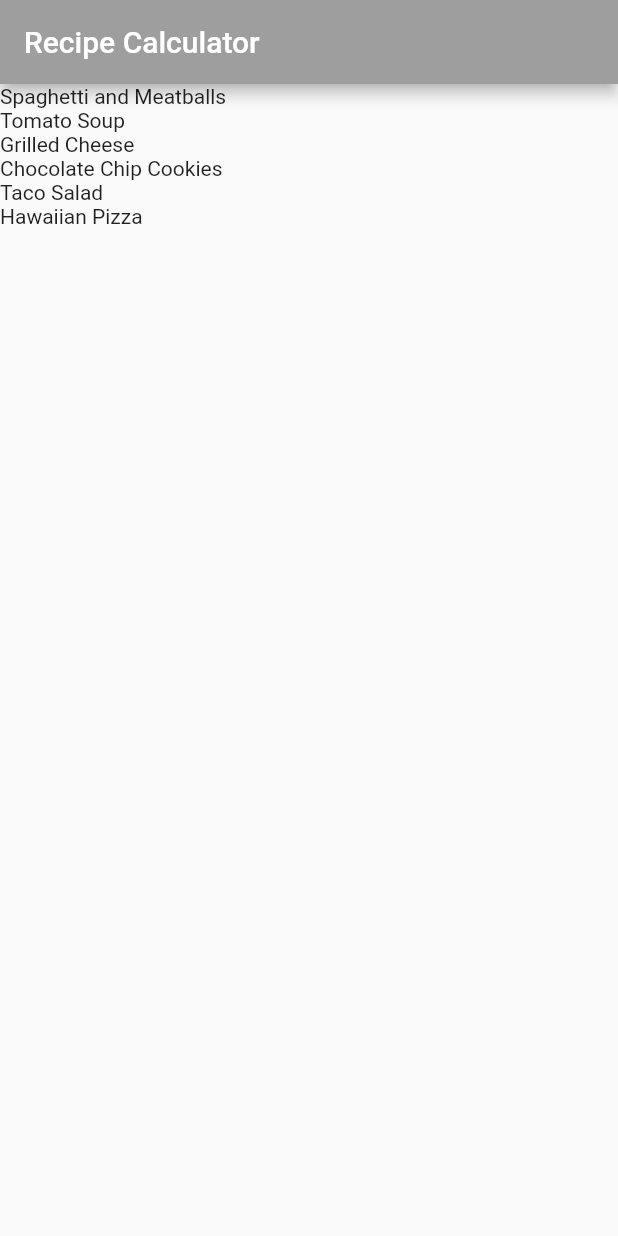
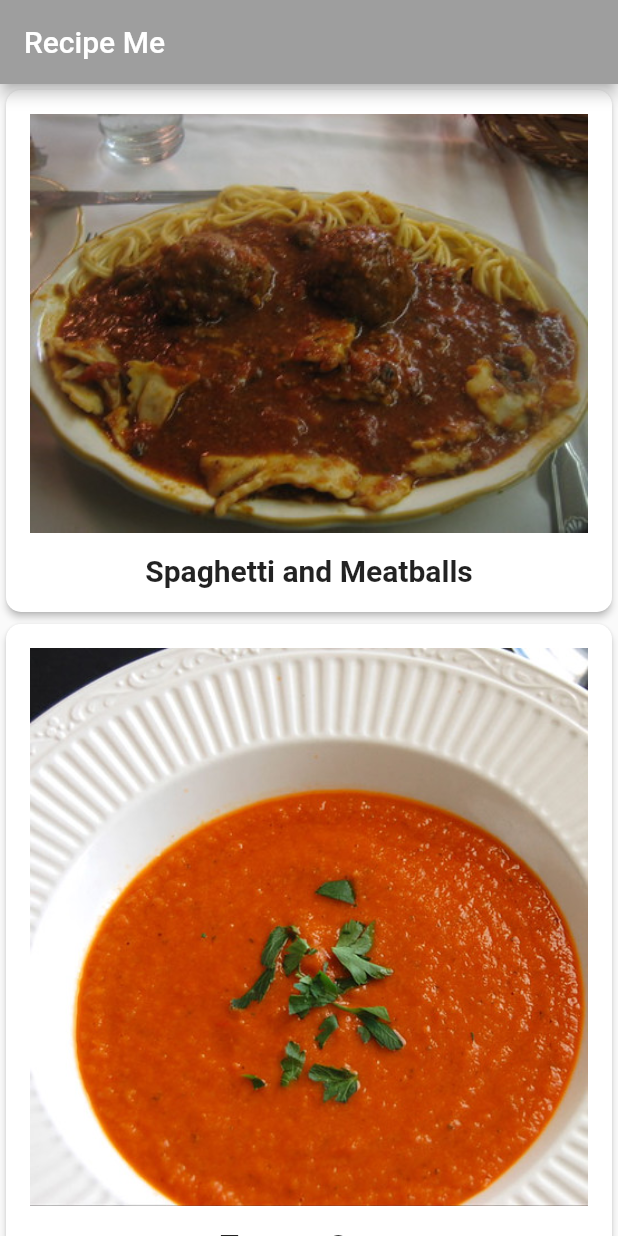
Before and after one commit to cyndinz/recipes1.0, a Flutter app: the screen it shows after launch, on a phone screen of 412 x 824 dp. Run offline on Flutter 3.47's test engine with Material 2 defaults, Android fonts, the phone set to English and light mode, and no system bars; Roboto replaces fonts that are missing (Palatino).

Commit message:
15/11/2021 Complete Recipes App

```diff
--- a/lib/main.dart
+++ b/lib/main.dart
@@ -1,5 +1,7 @@
 import 'package:flutter/material.dart';
 import 'recipe.dart';
+import 'recipe_detail.dart';
+
 
 
 void main() {
@@ -10,26 +12,6 @@ class RecipeApp extends StatelessWidget {
   const RecipeApp({Key? key}) : super(key: key);
 
   // This widget is the root of your application.
-  // @override
-  // Widget build(BuildContext context) {
-  //   return MaterialApp(
-  //     title: 'Flutter Demo',
-  //     theme: ThemeData(
-  //       // This is the theme of your application.
-  //       //
-  //       // Try running your application with "flutter run". You'll see the
-  //       // application has a blue toolbar. Then, without quitting the app, try
-  //       // changing the primarySwatch below to Colors.green and then invoke
-  //       // "hot reload" (press "r" in the console where you ran "flutter run",
-  //       // or simply save your changes to "hot reload" in a Flutter IDE).
-  //       // Notice that the counter didn't reset back to zero; the application
-  //       // is not restarted.
-  //       primarySwatch: Colors.pink,
-  //     ),
-  //     home: const MyHomePage(title: 'Flutter Demo Home Page'),
-  //   );
-  // }
-  // 1
   @override
   Widget build(BuildContext context) {
     // 2
@@ -37,7 +19,7 @@ class RecipeApp extends StatelessWidget {
     // 3
     return MaterialApp(
       // 4
-      title: 'Recipe Calculator',
+      title: 'Recipe Me',
       // 5
       theme: theme.copyWith(
         colorScheme: theme.colorScheme.copyWith(
@@ -46,7 +28,7 @@ class RecipeApp extends StatelessWidget {
         ),
       ),
       // 6
-      home: const MyHomePage(title: 'Recipe Calculator'),
+      home: const MyHomePage(title: 'Recipe Me'),
     );
   }
 }
@@ -87,7 +69,26 @@ class _MyHomePageState extends State<MyHomePage> {
           // 6
           itemBuilder: (BuildContext context, int index) {
             // 7
-            // TODO: Update to return Recipe card
+            return GestureDetector(
+              // 8
+              onTap: () {
+                // 9
+                Navigator.push(
+                  context,
+                  MaterialPageRoute(
+                    builder: (context) {
+                      // 10
+                      return RecipeDetail(recipe: Recipe.samples[index]);
+                      return Text('Detail page');
+                    },
+                  ),
+                );
+              },
+              // 11
+              child: buildRecipeCard(Recipe.samples[index]),
+            );
+
+
             return Text(Recipe.samples[index].label);
           },
         ),
@@ -95,8 +96,38 @@ class _MyHomePageState extends State<MyHomePage> {
       ),
     );
   }
-
-// TODO: Add buildRecipeCard() here
+  Widget buildRecipeCard(Recipe recipe) {
+    return Card(
+      // 1
+      elevation: 2.0,
+      // 2
+      shape: RoundedRectangleBorder(
+          borderRadius: BorderRadius.circular(10.0)),
+      // 3
+      child: Padding(
+        padding: const EdgeInsets.all(16.0),
+        // 4
+        child: Column(
+          children: <Widget>[
+            Image(image: AssetImage(recipe.imageUrl)),
+            // 5
+            const SizedBox(
+              height: 14.0,
+            ),
+            // 6
+            Text(
+              recipe.label,
+              style: const TextStyle(
+                fontSize: 20.0,
+                fontWeight: FontWeight.w700,
+                fontFamily: 'Palatino',
+              ),
+            )
+          ],
+        ),
+      ),
+    );
+  }
 }
 
 
--- a/lib/recipe.dart
+++ b/lib/recipe.dart
@@ -2,37 +2,88 @@ class Recipe {
   String label;
   String imageUrl;
   // TODO: Add servings and ingredients here
+  int servings;
+  List<Ingredient> ingredients;
+
 
   Recipe(
       this.label,
       this.imageUrl,
+      this.servings,
+      this.ingredients,
       );
   static List<Recipe> samples = [
     Recipe(
       'Spaghetti and Meatballs',
       'assets/2126711929_ef763de2b3_w.jpg',
+      4,
+      [
+        Ingredient(1, 'box', 'Spaghetti',),
+        Ingredient(4, '', 'Frozen Meatballs',),
+        Ingredient(0.5, 'jar', 'sauce',),
+      ],
     ),
     Recipe(
       'Tomato Soup',
       'assets/27729023535_a57606c1be.jpg',
+      2,
+      [
+        Ingredient(1, 'can', 'Tomato Soup',),
+      ],
     ),
     Recipe(
       'Grilled Cheese',
       'assets/3187380632_5056654a19_b.jpg',
+      1,
+      [
+        Ingredient(2, 'slices', 'Cheese',),
+        Ingredient(2, 'slices', 'Bread',),
+      ],
     ),
     Recipe(
       'Chocolate Chip Cookies',
       'assets/15992102771_b92f4cc00a_b.jpg',
+      24,
+      [
+        Ingredient(4, 'cups', 'flour',),
+        Ingredient(2, 'cups', 'sugar',),
+        Ingredient(0.5, 'cups', 'chocolate chips',),
+      ],
     ),
     Recipe(
       'Taco Salad',
       'assets/8533381643_a31a99e8a6_c.jpg',
+      1,
+      [
+        Ingredient(4, 'oz', 'nachos',),
+        Ingredient(3, 'oz', 'taco meat',),
+        Ingredient(0.5, 'cup', 'cheese',),
+        Ingredient(0.25, 'cup', 'chopped tomatoes',),
+      ],
     ),
     Recipe(
       'Hawaiian Pizza',
       'assets/15452035777_294cefced5_c.jpg',
+      4,
+      [
+        Ingredient(1, 'item', 'pizza',),
+        Ingredient(1, 'cup', 'pineapple',),
+        Ingredient(8, 'oz', 'ham',),
+      ],
     ),
   ];
 
+
 }
 // TODO: Add Ingredient() here
+class Ingredient {
+  double quantity;
+  String measure;
+  String name;
+
+  Ingredient(
+      this.quantity,
+      this.measure,
+      this.name,
+      );
+}
```
Also changed, not shown: lib/recipe_detail.dart (added, +96 -0 lines).
